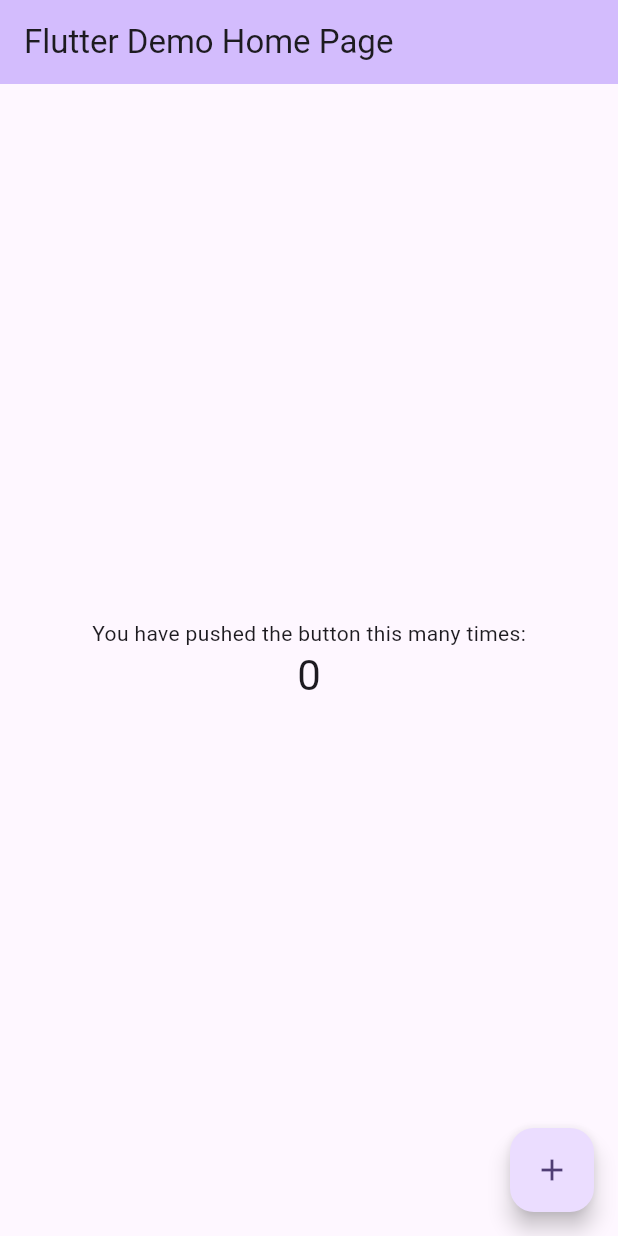
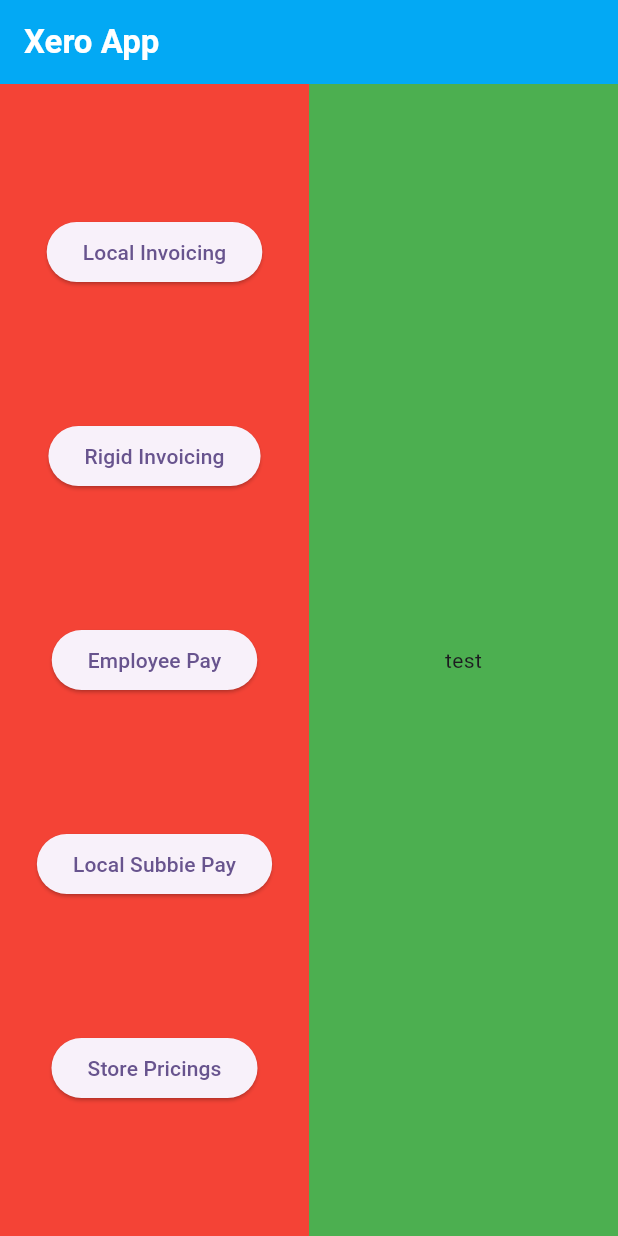
Before and after one commit to GitHub23211/xero_invoice_creator_flutter, a Flutter app: the screen it shows after launch, on a phone screen of 412 x 824 dp. Run offline on Flutter 3.47's test engine with Material 3 defaults, Android fonts, the phone set to English and light mode, and no system bars.

Commit message:
Install provider and create placeholders for menu screen

```diff
--- a/lib/main.dart
+++ b/lib/main.dart
@@ -1,7 +1,14 @@
 import 'package:flutter/material.dart';
+import 'package:provider/provider.dart';
+import 'package:xero_app_flutter/pages/home/home.dart';
+import 'package:xero_app_flutter/providers/menu_text_provider.dart';
 
 void main() {
-  runApp(const MyApp());
+  runApp(MultiProvider(providers: [
+    ChangeNotifierProvider(
+      create: (context) => MenuTextProvider(),
+    )
+  ], child: const MyApp()));
 }
 
 class MyApp extends StatelessWidget {
@@ -11,115 +18,12 @@ class MyApp extends StatelessWidget {
   @override
   Widget build(BuildContext context) {
     return MaterialApp(
-      title: 'Flutter Demo',
+      title: 'Xero App',
       theme: ThemeData(
-        // This is the theme of your application.
-        //
-        // TRY THIS: Try running your application with "flutter run". You'll see
-        // the application has a purple toolbar. Then, without quitting the app,
-        // try changing the seedColor in the colorScheme below to Colors.green
-        // and then invoke "hot reload" (save your changes or press the "hot
-        // reload" button in a Flutter-supported IDE, or press "r" if you used
-        // the command line to start the app).
-        //
-        // Notice that the counter didn't reset back to zero; the application
-        // state is not lost during the reload. To reset the state, use hot
-        // restart instead.
-        //
-        // This works for code too, not just values: Most code changes can be
-        // tested with just a hot reload.
         colorScheme: ColorScheme.fromSeed(seedColor: Colors.deepPurple),
         useMaterial3: true,
       ),
-      home: const MyHomePage(title: 'Flutter Demo Home Page'),
+      home: const MyHomePage(title: 'Xero App'),
     );
   }
 }
-
-class MyHomePage extends StatefulWidget {
-  const MyHomePage({super.key, required this.title});
-
-  // This widget is the home page of your application. It is stateful, meaning
-  // that it has a State object (defined below) that contains fields that affect
-  // how it looks.
-
-  // This class is the configuration for the state. It holds the values (in this
-  // case the title) provided by the parent (in this case the App widget) and
-  // used by the build method of the State. Fields in a Widget subclass are
-  // always marked "final".
-
-  final String title;
-
-  @override
-  State<MyHomePage> createState() => _MyHomePageState();
-}
-
-class _MyHomePageState extends State<MyHomePage> {
-  int _counter = 0;
-
-  void _incrementCounter() {
-    setState(() {
-      // This call to setState tells the Flutter framework that something has
-      // changed in this State, which causes it to rerun the build method below
-      // so that the display can reflect the updated values. If we changed
-      // _counter without calling setState(), then the build method would not be
-      // called again, and so nothing would appear to happen.
-      _counter++;
-    });
-  }
-
-  @override
-  Widget build(BuildContext context) {
-    // This method is rerun every time setState is called, for instance as done
-    // by the _incrementCounter method above.
-    //
-    // The Flutter framework has been optimized to make rerunning build methods
-    // fast, so that you can just rebuild anything that needs updating rather
-    // than having to individually change instances of widgets.
-    return Scaffold(
-      appBar: AppBar(
-        // TRY THIS: Try changing the color here to a specific color (to
-        // Colors.amber, perhaps?) and trigger a hot reload to see the AppBar
-        // change color while the other colors stay the same.
-        backgroundColor: Theme.of(context).colorScheme.inversePrimary,
-        // Here we take the value from the MyHomePage object that was created by
-        // the App.build method, and use it to set our appbar title.
-        title: Text(widget.title),
-      ),
-      body: Center(
-        // Center is a layout widget. It takes a single child and positions it
-        // in the middle of the parent.
-        child: Column(
-          // Column is also a layout widget. It takes a list of children and
-          // arranges them vertically. By default, it sizes itself to fit its
-          // children horizontally, and tries to be as tall as its parent.
-          //
-          // Column has various properties to control how it sizes itself and
-          // how it positions its children. Here we use mainAxisAlignment to
-          // center the children vertically; the main axis here is the vertical
-          // axis because Columns are vertical (the cross axis would be
-          // horizontal).
-          //
-          // TRY THIS: Invoke "debug painting" (choose the "Toggle Debug Paint"
-          // action in the IDE, or press "p" in the console), to see the
-          // wireframe for each widget.
-          mainAxisAlignment: MainAxisAlignment.center,
-          children: <Widget>[
-            const Text(
-              'You have pushed the button this many times:',
-            ),
-            Text(
-              '$_counter',
-              style: Theme.of(context).textTheme.headlineMedium,
-            ),
-          ],
-        ),
-      ),
-      floatingActionButton: FloatingActionButton(
-        onPressed: _incrementCounter,
-        tooltip: 'Increment',
-        child: const Icon(Icons.add),
-      ), // This trailing comma makes auto-formatting nicer for build methods.
-    );
-  }
-}
--- /dev/null
+++ b/lib/pages/home/components/menu_button.dart
@@ -0,0 +1,28 @@
+import 'package:flutter/material.dart';
+import 'package:provider/provider.dart';
+import 'package:xero_app_flutter/providers/menu_text_provider.dart';
+
+class MenuButton extends StatelessWidget {
+  final String buttonText;
+  final String description;
+
+  const MenuButton({
+    super.key,
+    required this.buttonText,
+    required this.description,
+  });
+
+  @override
+  Widget build(BuildContext context) {
+    void changeTextOnHover(bool isHover, String text) {
+      if (isHover) {
+        context.read<MenuTextProvider>().changeText(text);
+      }
+    }
+
+    return ElevatedButton(
+        onPressed: () => {},
+        onHover: (b) => changeTextOnHover(b, description),
+        child: Text(buttonText));
+  }
+}
--- /dev/null
+++ b/lib/pages/home/components/menu_buttons.dart
@@ -0,0 +1,50 @@
+import 'package:flutter/material.dart';
+import 'package:provider/provider.dart';
+import 'package:xero_app_flutter/pages/home/components/menu_button.dart';
+import 'package:xero_app_flutter/providers/menu_text_provider.dart';
+
+class MenuButtons extends StatefulWidget {
+  const MenuButtons({super.key});
+
+  @override
+  State<MenuButtons> createState() => _MenuButtonsState();
+}
+
+class _MenuButtonsState extends State<MenuButtons> {
+  @override
+  Widget build(BuildContext context) {
+    void changeTextOnHover(bool isHover, String text) {
+      if (isHover) {
+        context.read<MenuTextProvider>().changeText(text);
+      }
+    }
+
+    return Container(
+        color: Colors.red,
+        child: const Column(
+          mainAxisAlignment: MainAxisAlignment.spaceEvenly,
+          children: [
+            MenuButton(
+              buttonText: 'Local Invoicing',
+              description: 'local invoicing',
+            ),
+            MenuButton(
+              buttonText: 'Rigid Invoicing',
+              description: 'rigid invoicing',
+            ),
+            MenuButton(
+              buttonText: 'Employee Pay',
+              description: 'employee pay',
+            ),
+            MenuButton(
+              buttonText: 'Local Subbie Pay',
+              description: 'subbie pay',
+            ),
+            MenuButton(
+              buttonText: 'Store Pricings',
+              description: 'store pricing',
+            ),
+          ],
+        ));
+  }
+}
--- /dev/null
+++ b/lib/pages/home/components/menu_text.dart
@@ -0,0 +1,20 @@
+import 'package:flutter/material.dart';
+import 'package:provider/provider.dart';
+import 'package:xero_app_flutter/providers/menu_text_provider.dart';
+
+class MenuText extends StatelessWidget {
+  const MenuText({
+    super.key,
+  });
+
+  @override
+  Widget build(BuildContext context) {
+    return Container(
+        color: Colors.green,
+        child: Center(
+          child: Text(
+            context.watch<MenuTextProvider>().text,
+          ),
+        ));
+  }
+}
--- /dev/null
+++ b/lib/pages/home/home.dart
@@ -0,0 +1,29 @@
+import 'package:flutter/material.dart';
+import 'package:xero_app_flutter/global_components/navbar.dart';
+import 'package:xero_app_flutter/pages/home/components/menu_buttons.dart';
+import 'package:xero_app_flutter/pages/home/components/menu_text.dart';
+
+class MyHomePage extends StatelessWidget {
+  const MyHomePage({super.key, required this.title});
+  final String title;
+
+  @override
+  Widget build(BuildContext context) {
+    return Scaffold(
+      appBar: NavBar(
+        title: title,
+      ),
+      body: const Row(
+        mainAxisAlignment: MainAxisAlignment.center,
+        children: [
+          Expanded(
+            child: MenuButtons(),
+          ),
+          Expanded(
+            child: MenuText(),
+          )
+        ],
+      ),
+    );
+  }
+}
--- /dev/null
+++ b/lib/providers/menu_text_provider.dart
@@ -0,0 +1,11 @@
+import 'package:flutter/material.dart';
+
+class MenuTextProvider extends ChangeNotifier {
+  String text;
+  MenuTextProvider({this.text = 'test'});
+
+  void changeText(String newText) {
+    text = newText;
+    notifyListeners();
+  }
+}
--- a/pubspec.yaml
+++ b/pubspec.yaml
@@ -35,6 +35,7 @@ dependencies:
   # The following adds the Cupertino Icons font to your application.
   # Use with the CupertinoIcons class for iOS style icons.
   cupertino_icons: ^1.0.6
+  provider: ^6.1.2
 
 dev_dependencies:
   flutter_test:
```
Also changed, not shown: pubspec.lock.
